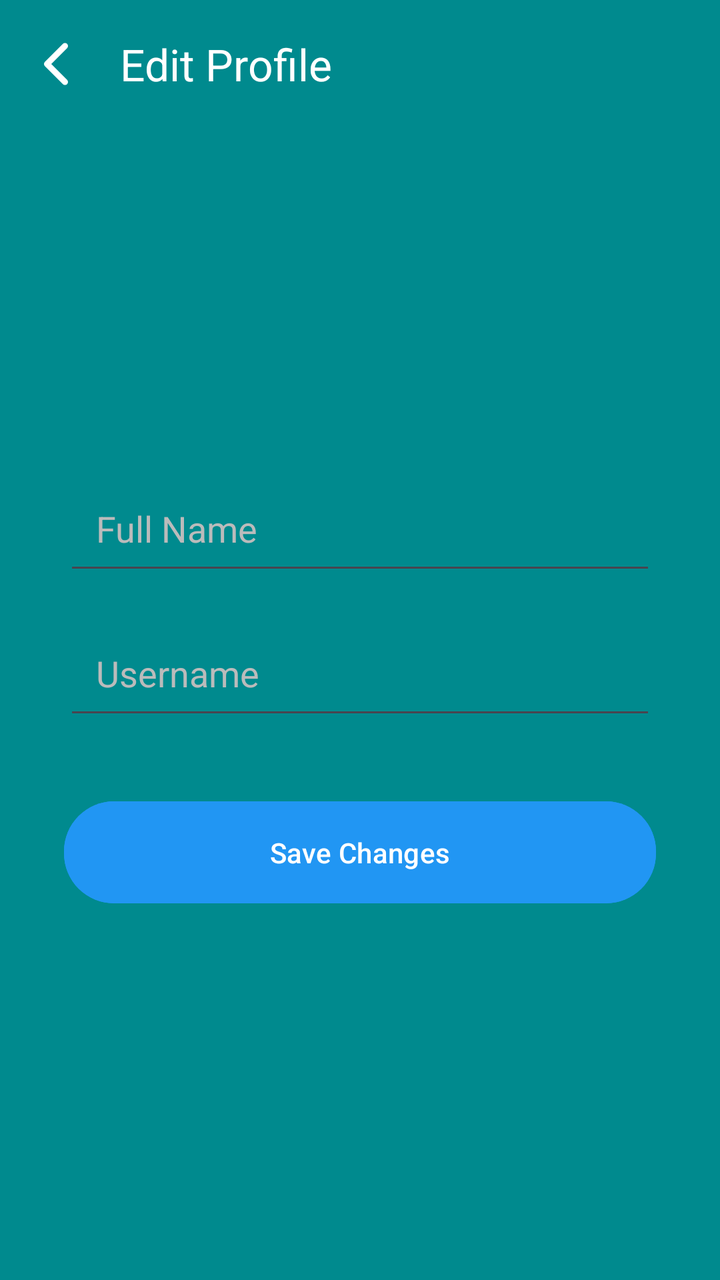
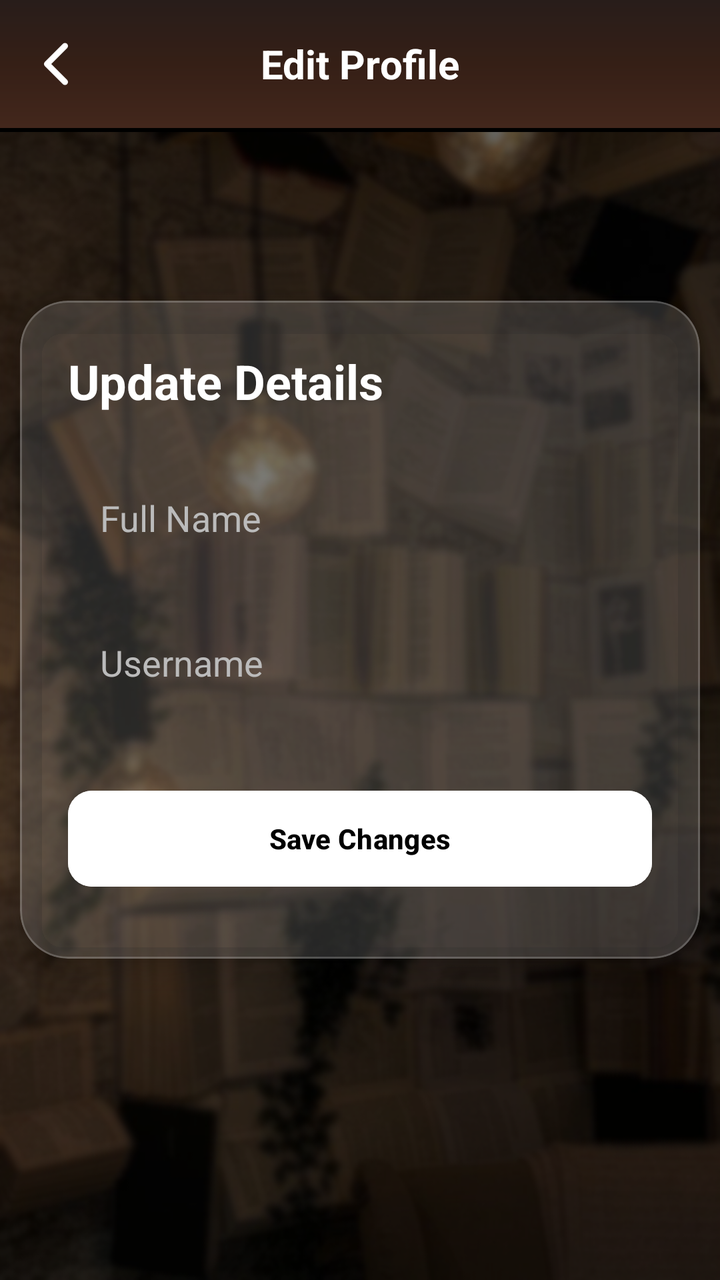

The first picture is an Android layout as it rendered before a commit; the second is the same layout after the commit. The layout source and the unified diff follow.
<!-- AndroidManifest.xml: application theme Theme.Bookshelf -->
<!-- res/layout/activity_edit_profile.xml -->
<?xml version="1.0" encoding="utf-8"?>
<androidx.constraintlayout.widget.ConstraintLayout
    xmlns:android="http://schemas.android.com/apk/res/android"
    xmlns:app="http://schemas.android.com/apk/res-auto"
    xmlns:tools="http://schemas.android.com/tools"
    android:layout_width="match_parent"
    android:layout_height="match_parent"
    android:background="@color/background">

    <androidx.appcompat.widget.Toolbar
        android:id="@+id/toolbar"
        android:layout_width="match_parent"
        android:layout_height="?attr/actionBarSize"
        android:background="?attr/colorPrimary"
        app:title="Edit Profile"
        android:backgroundTint="@color/background"
        app:titleTextColor="#FFFFFF"
        app:navigationIcon="@drawable/chevron_back"
        app:layout_constraintTop_toTopOf="parent" />

    <EditText
        android:id="@+id/editRealName"
        android:layout_width="0dp"
        android:layout_height="wrap_content"
        android:layout_marginHorizontal="32dp"
        android:layout_marginTop="236dp"
        android:hint="Full Name"
        android:padding="16dp"
        android:textColor="#FFFFFF"
        android:textColorHint="@color/hint_grey"
        app:layout_constraintEnd_toEndOf="parent"
        app:layout_constraintStart_toStartOf="parent"
        app:layout_constraintTop_toTopOf="parent" />

    <EditText
        android:id="@+id/editUsername"
        android:layout_width="0dp"
        android:layout_height="wrap_content"
        android:layout_marginHorizontal="32dp"
        android:layout_marginTop="16dp"
        android:hint="Username"
        android:padding="16dp"
        android:textColor="#FFFFFF"
        android:textColorHint="@color/hint_grey"
        app:layout_constraintEnd_toEndOf="parent"
        app:layout_constraintStart_toStartOf="parent"
        app:layout_constraintTop_toBottomOf="@+id/editRealName" />

    <com.google.android.material.button.MaterialButton
        android:id="@+id/btn_save_profile"
        android:layout_width="0dp"
        android:layout_height="wrap_content"
        android:layout_marginTop="32dp"
        android:backgroundTint="@color/button_blue"
        android:padding="16dp"
        android:text="Save Changes"
        android:textColor="#FFFFFF"
        app:cornerRadius="25dp"
        app:layout_constraintEnd_toEndOf="@+id/editUsername"
        app:layout_constraintStart_toStartOf="@+id/editUsername"
        app:layout_constraintTop_toBottomOf="@+id/editUsername" />

</androidx.constraintlayout.widget.ConstraintLayout>
<!-- resources referenced by this layout -->
<resources>
  <color name="background">#008A8E</color>
  <color name="button_blue">#2196f3</color>
  <color name="hint_grey">#BBBBBB</color>
  <!-- drawable chevron_back (drawable) -->
  <vector xmlns:android="http://schemas.android.com/apk/res/android"
      android:width="32dp"
      android:height="32dp"
      android:viewportWidth="512"
      android:viewportHeight="512">
    <path
        android:pathData="M328,112l-144,144l144,144"
        android:strokeLineJoin="round"
        android:strokeWidth="48"
        android:fillColor="#00000000"
        android:strokeColor="@color/white"
        android:strokeLineCap="round"/>
  </vector>
  <style name="Theme.Bookshelf" parent="Base.Theme.Bookshelf" />
  <color name="white">#FFFFFFFF</color>
  <style name="Base.Theme.Bookshelf" parent="Theme.Material3.DayNight.NoActionBar">
          
          
      </style>
</resources>

<!-- the commit's change to res/layout/activity_edit_profile.xml (unified diff, before → after) -->
@@ -5,59 +5,108 @@
     xmlns:tools="http://schemas.android.com/tools"
     android:layout_width="match_parent"
     android:layout_height="match_parent"
-    android:background="@color/background">
+    android:background="@drawable/background">
 
     <androidx.appcompat.widget.Toolbar
         android:id="@+id/toolbar"
         android:layout_width="match_parent"
         android:layout_height="?attr/actionBarSize"
-        android:background="?attr/colorPrimary"
-        app:title="Edit Profile"
-        android:backgroundTint="@color/background"
-        app:titleTextColor="#FFFFFF"
+        android:background="@drawable/blurred_brown_gradient"
+        android:theme="@style/ThemeOverlay.AppCompat.Dark.ActionBar"
         app:navigationIcon="@drawable/chevron_back"
-        app:layout_constraintTop_toTopOf="parent" />
+        app:navigationIconTint="@color/white"
+        app:layout_constraintTop_toTopOf="parent">
 
-    <EditText
-        android:id="@+id/editRealName"
-        android:layout_width="0dp"
+        <TextView
+            android:layout_width="wrap_content"
+            android:layout_height="wrap_content"
+            android:layout_gravity="center"
+            android:text="Edit Profile"
+            android:textColor="@color/white"
+            android:textSize="20sp"
+            android:textStyle="bold" />
+    </androidx.appcompat.widget.Toolbar>
+
+    <View
+        android:id="@+id/toolbar_line"
+        android:layout_width="match_parent"
+        android:layout_height="2dp"
+        android:background="@color/black"
+        app:layout_constraintTop_toBottomOf="@id/toolbar" />
+
+    <com.google.android.material.card.MaterialCardView
+        android:id="@+id/editProfileCard"
+        android:layout_width="match_parent"
         android:layout_height="wrap_content"
-        android:layout_marginHorizontal="32dp"
-        android:layout_marginTop="236dp"
-        android:hint="Full Name"
-        android:padding="16dp"
-        android:textColor="#FFFFFF"
-        android:textColorHint="@color/hint_grey"
+        android:layout_marginHorizontal="10dp"
+        app:cardBackgroundColor="#26FFFFFF"
+        app:cardCornerRadius="24dp"
+        app:cardElevation="8dp"
+        app:strokeColor="#33FFFFFF"
+        app:strokeWidth="1dp"
+        app:layout_constraintBottom_toBottomOf="parent"
         app:layout_constraintEnd_toEndOf="parent"
         app:layout_constraintStart_toStartOf="parent"
-        app:layout_constraintTop_toTopOf="parent" />
+        app:layout_constraintTop_toBottomOf="@id/toolbar"
+        app:layout_constraintVertical_bias="0.35">
 
-    <EditText
-        android:id="@+id/editUsername"
-        android:layout_width="0dp"
-        android:layout_height="wrap_content"
-        android:layout_marginHorizontal="32dp"
-        android:layout_marginTop="16dp"
-        android:hint="Username"
-        android:padding="16dp"
-        android:textColor="#FFFFFF"
-        android:textColorHint="@color/hint_grey"
-        app:layout_constraintEnd_toEndOf="parent"
-        app:layout_constraintStart_toStartOf="parent"
-        app:layout_constraintTop_toBottomOf="@+id/editRealName" />
+        <androidx.constraintlayout.widget.ConstraintLayout
+            android:layout_width="match_parent"
+            android:layout_height="wrap_content"
+            android:padding="24dp">
 
-    <com.google.android.material.button.MaterialButton
-        android:id="@+id/btn_save_profile"
-        android:layout_width="0dp"
-        android:layout_height="wrap_content"
-        android:layout_marginTop="32dp"
-        android:backgroundTint="@color/button_blue"
-        android:padding="16dp"
-        android:text="Save Changes"
-        android:textColor="#FFFFFF"
-        app:cornerRadius="25dp"
-        app:layout_constraintEnd_toEndOf="@+id/editUsername"
-        app:layout_constraintStart_toStartOf="@+id/editUsername"
-        app:layout_constraintTop_toBottomOf="@+id/editUsername" />
+            <TextView
+                android:id="@+id/tv_edit_label"
+                android:layout_width="wrap_content"
+                android:layout_height="wrap_content"
+                android:text="Update Details"
+                android:textColor="@color/white"
+                android:textSize="24sp"
+                android:textStyle="bold"
+                app:layout_constraintStart_toStartOf="parent"
+                app:layout_constraintTop_toTopOf="parent" />
+
+            <EditText
+                android:id="@+id/editRealName"
+                android:layout_width="match_parent"
+                android:layout_height="wrap_content"
+                android:layout_marginTop="24dp"
+                android:hint="Full Name"
+                android:padding="16dp"
+                android:background="@drawable/button_border"
+                android:textColor="#FFFFFF"
+                android:textColorHint="@color/hint_grey"
+                app:layout_constraintTop_toBottomOf="@id/tv_edit_label" />
+
+            <EditText
+                android:id="@+id/editUsername"
+                android:layout_width="match_parent"
+                android:layout_height="wrap_content"
+                android:layout_marginTop="16dp"
+                android:hint="Username"
+                android:padding="16dp"
+                android:background="@drawable/button_border"
+                android:textColor="#FFFFFF"
+                android:textColorHint="@color/hint_grey"
+                app:layout_constraintTop_toBottomOf="@+id/editRealName" />
+
+            <com.google.android.material.button.MaterialButton
+                android:id="@+id/btn_save_profile"
+                android:layout_width="match_parent"
+                android:layout_height="56dp"
+                android:layout_marginTop="32dp"
+                android:layout_marginBottom="8dp"
+                android:backgroundTint="@color/white"
+                android:text="Save Changes"
+                android:textColor="@color/black"
+                android:textStyle="bold"
+                app:cornerRadius="12dp"
+                app:layout_constraintBottom_toBottomOf="parent"
+                app:layout_constraintTop_toBottomOf="@+id/editUsername"
+                app:layout_constraintVertical_bias="0.0"
+                tools:layout_editor_absoluteX="24dp" />
+
+        </androidx.constraintlayout.widget.ConstraintLayout>
+    </com.google.android.material.card.MaterialCardView>
 
 </androidx.constraintlayout.widget.ConstraintLayout>
<!-- resource entries referenced after the edit -->
@@ -1,7 +1,6 @@
 <!-- resources referenced by this layout -->
 <resources>
-  <color name="background">#008A8E</color>
-  <color name="button_blue">#2196f3</color>
+  <color name="black">#FF000000</color>
   <color name="hint_grey">#BBBBBB</color>
   <!-- drawable chevron_back (drawable) -->
   <vector xmlns:android="http://schemas.android.com/apk/res/android"
@@ -19,6 +18,26 @@
   </vector>
   <style name="Theme.Bookshelf" parent="Base.Theme.Bookshelf" />
   <color name="white">#FFFFFFFF</color>
+  <!-- drawable background: png bitmap (drawable, 415359 bytes) -->
+  <!-- drawable blurred_brown_gradient (drawable) -->
+  <?xml version="1.0" encoding="utf-8"?>
+  
+  <shape xmlns:android="http://schemas.android.com/apk/res/android"
+      android:shape="rectangle">
+      <gradient
+          android:type="linear"
+          android:angle="270"
+          android:gradientRadius="600dp"
+          android:startColor="#281D1A"
+          android:centerColor="#351F16"
+          android:endColor="#43271C" />
+  </shape>
+  <!-- drawable button_border (drawable) -->
+  <?xml version="1.0" encoding="utf-8"?>
+  
+  <selector xmlns:android="http://schemas.android.com/apk/res/android">
+  
+  </selector>
   <style name="Base.Theme.Bookshelf" parent="Theme.Material3.DayNight.NoActionBar">
           
           
